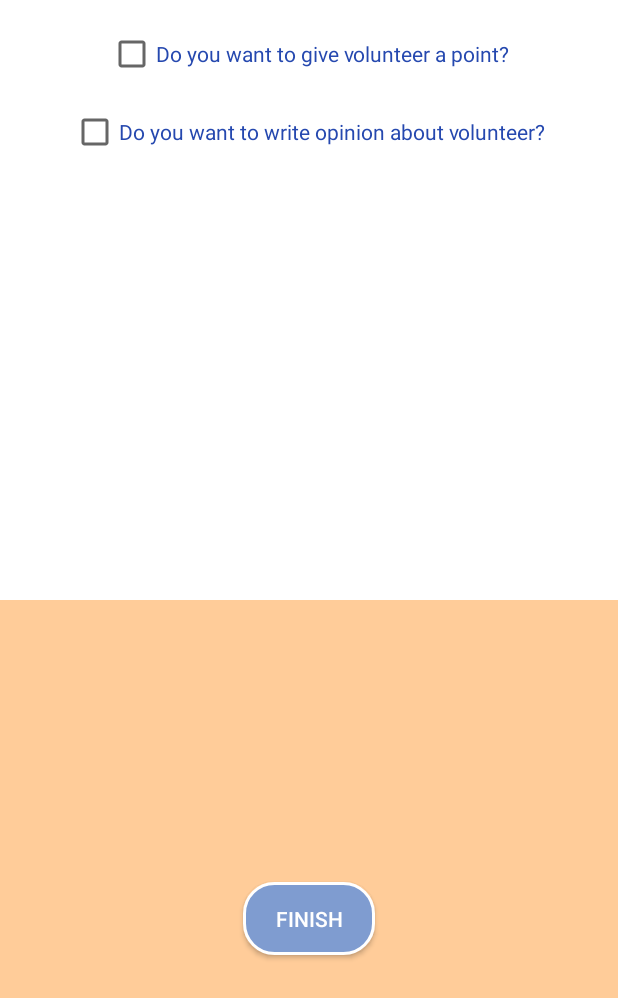
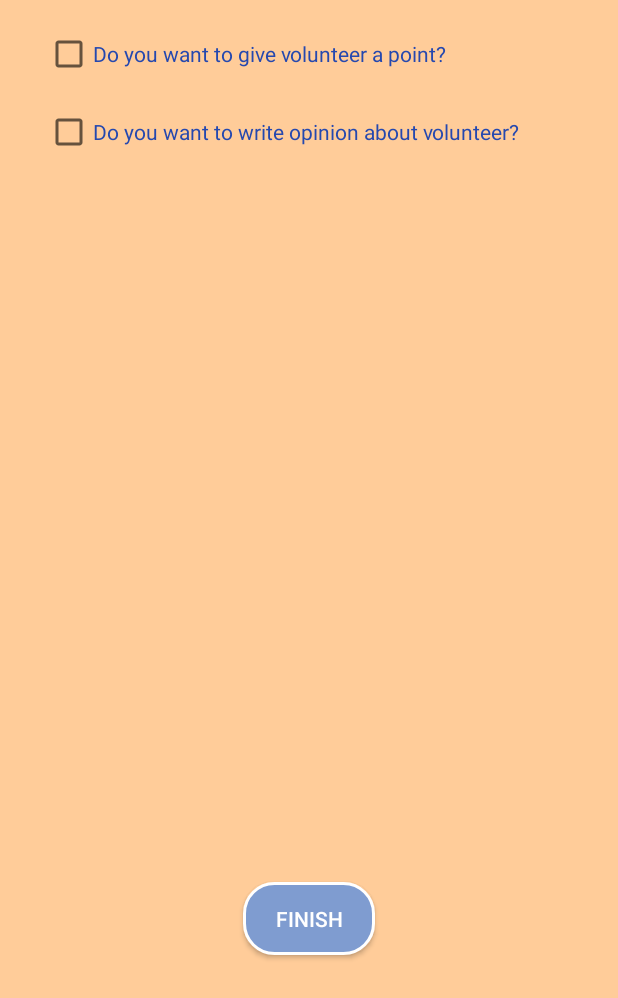
Before and after one commit to PawelFlorczuk/Helply, an Android app: the layout acitivity_finish_task_pop_up_window.xml on its own in the app's theme, with its tools: preview values and no code run, on a phone screen of 412 x 824 dp. Shown: the top 998 px of the screen. Run offline under Robolectric (Android 15) with nearby library versions, the phone set to English and light mode, and no system bars.

Commit message:
bug fixes

```diff
--- a/app/src/main/java/com/example/helply/details/TaskToDoDetailsActivity.java
+++ b/app/src/main/java/com/example/helply/details/TaskToDoDetailsActivity.java
@@ -109,7 +109,7 @@ public class TaskToDoDetailsActivity extends MenuNavigationTemplate implements V
         navigationView.bringToFront();
         drawerLayout = findViewById(R.id.dl_drawer_layout);
         toolbar = findViewById(R.id.toolBar);
-        toolbar.setTitle("My announcements");
+        toolbar.setTitle("Task to be performed");
         actionBarDrawerToggle = new ActionBarDrawerToggle(this, drawerLayout, toolbar,(R.string.open), (R.string.close));
         drawerLayout.addDrawerListener(actionBarDrawerToggle);
         actionBarDrawerToggle.syncState();
--- a/app/src/main/res/layout/acitivity_finish_task_pop_up_window.xml
+++ b/app/src/main/res/layout/acitivity_finish_task_pop_up_window.xml
@@ -4,13 +4,13 @@
     xmlns:tools="http://schemas.android.com/tools"
     android:layout_width="match_parent"
     android:layout_height="match_parent"
-    android:background="@color/white"
+    android:background="#FFCC99"
     >
 
     <CheckBox
         android:id="@+id/pointCheckBox"
-        android:layout_centerHorizontal="true"
         android:layout_width="wrap_content"
+        android:layout_marginLeft="30dp"
 
         android:layout_height="wrap_content"
         android:layout_marginTop="20dp"
@@ -21,12 +21,11 @@
 
 
     <CheckBox
-        android:layout_centerHorizontal="true"
         android:id="@+id/opinCheckBox"
         android:layout_below="@+id/pointCheckBox"
         android:layout_marginTop="20dp"
         android:textColor="#2548AF"
-
+        android:layout_marginLeft="30dp"
         android:layout_width="wrap_content"
         android:layout_height="wrap_content"
         android:text="Do you want to write opinion about volunteer?" />
@@ -37,7 +36,7 @@
         android:id="@+id/opinionET"
         android:layout_centerHorizontal="true"
         android:layout_width="237dp"
-        android:layout_height="196dp"
+        android:layout_height="wrap_content"
         android:layout_below="@+id/opinCheckBox"
         android:layout_marginTop="20dp"
         android:ems="10"
```
